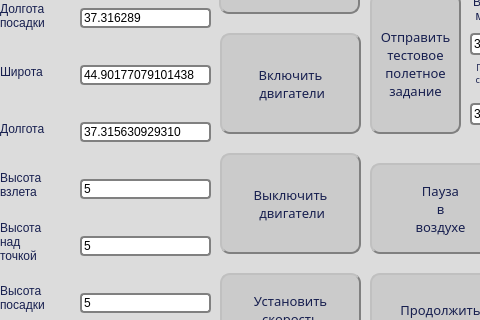
NickolayGoloburdin/wifi_drone_interface, file mainwindow.ui: the form before one commit; both pictures show x 0 to 480 and y 137 to 457 of the 1183 by 774 pixel window.
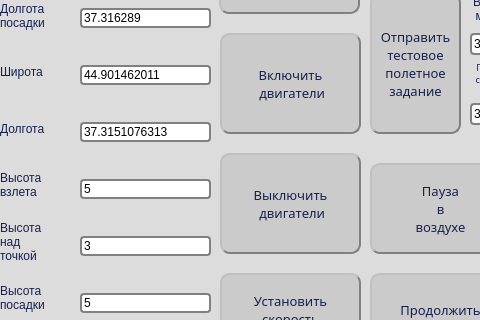
The form after the commit. Icons and pictures are not drawn.

Diff of the .ui file:
```diff
--- a/mainwindow.ui
+++ b/mainwindow.ui
@@ -383,7 +383,7 @@
 }</string>
        </property>
        <property name="text">
-        <string>44.90177079101438</string>
+        <string>44.901462011</string>
        </property>
       </widget>
      </item>
@@ -396,7 +396,7 @@
 }</string>
        </property>
        <property name="text">
-        <string>37.315630929310</string>
+        <string>37.3151076313</string>
        </property>
       </widget>
      </item>
@@ -422,7 +422,7 @@
 }</string>
        </property>
        <property name="text">
-        <string>5</string>
+        <string>3</string>
        </property>
       </widget>
      </item>
```
